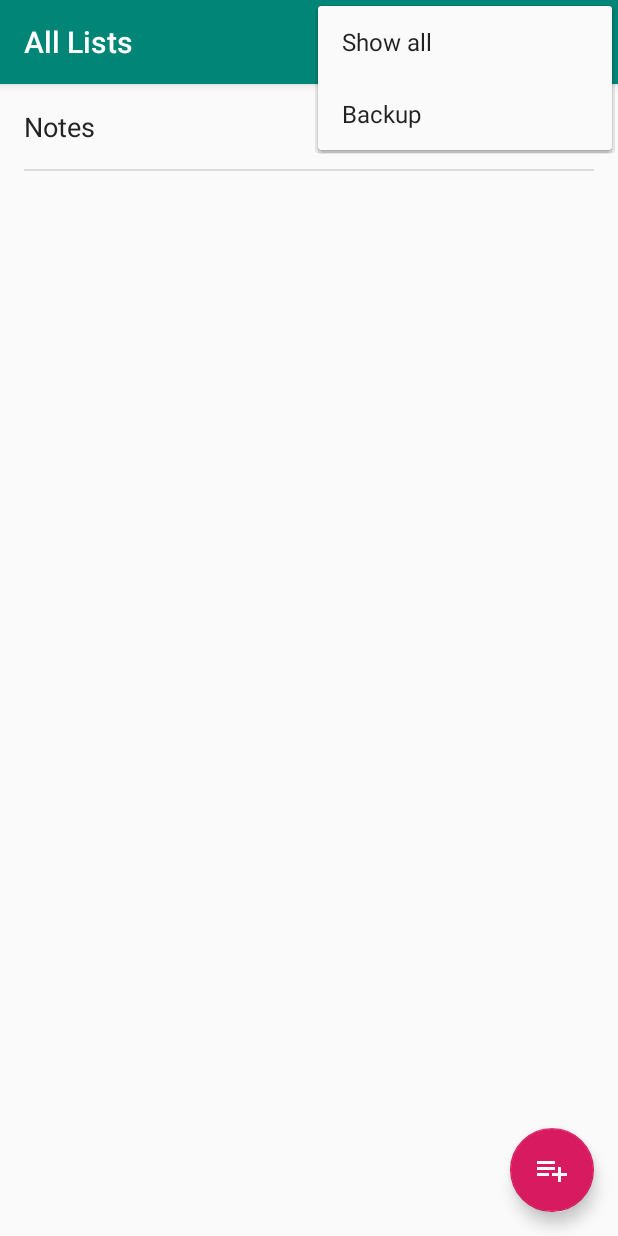
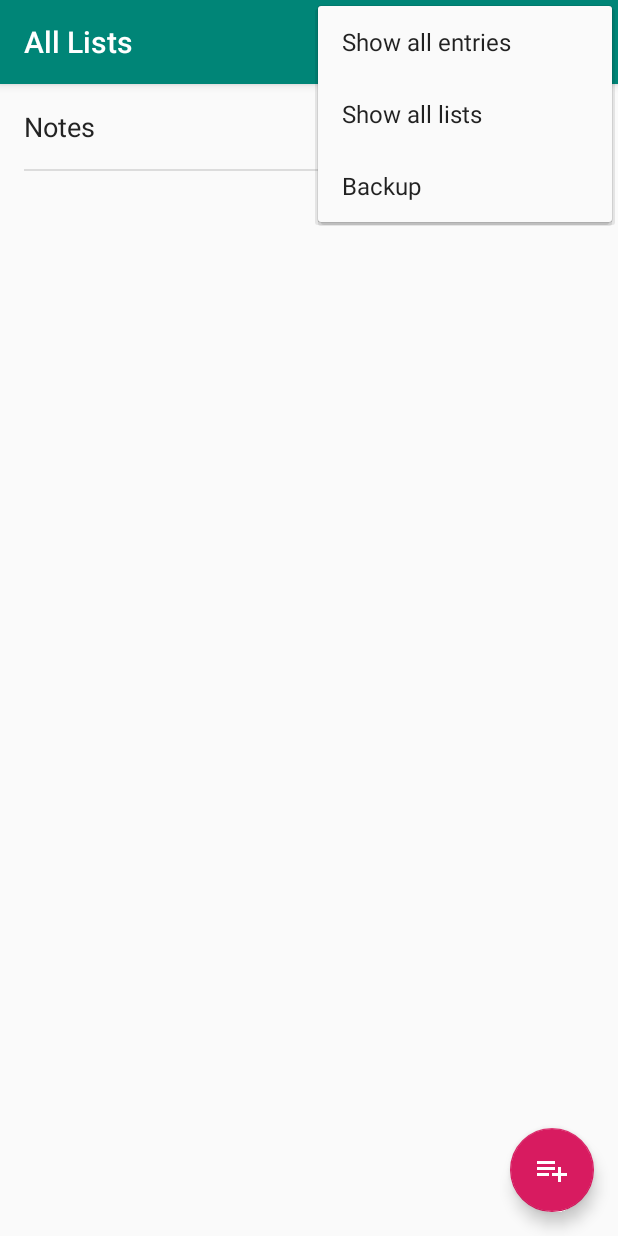
Before and after one commit to TobiWestside/Liste, an Android app: the screen it shows after launch (MainActivity), with the options menu open, on a phone screen of 412 x 824 dp. Run offline under Robolectric (Android 15) with nearby library versions, the phone set to English and light mode, and no system bars.

Commit message:
Add 'Show all lists' menu entry

```diff
--- a/app/src/main/res/menu/menu_main.xml
+++ b/app/src/main/res/menu/menu_main.xml
@@ -8,11 +8,11 @@
         android:orderInCategory="100"
         android:title="@string/action_show_all"
         app:showAsAction="never" />
-    <!--<item
-        android:id="@+id/action_manage_groups"
+    <item
+        android:id="@+id/action_show_all_lists"
         android:orderInCategory="110"
-        android:title="@string/action_settings"
-        app:showAsAction="never" />-->
+        android:title="@string/action_show_lists"
+        app:showAsAction="never" />
     <item
         android:id="@+id/action_backup"
         android:orderInCategory="120"
--- a/app/src/main/res/values/strings.xml
+++ b/app/src/main/res/values/strings.xml
@@ -1,6 +1,7 @@
 <resources>
     <string name="app_name">List</string>
-    <string name="action_show_all">Show all</string>
+    <string name="action_show_all">Show all entries</string>
+    <string name="action_show_lists">Show all lists</string>
     <string name="all_lists">All Lists</string>
     <string name="action_backup">Backup</string>
     <string name="default_list_name">Notes</string>
```
Also changed, not shown: app/src/main/java/liste/tobiasfraenzel/de/liste/MainActivity.java (+5 -2 lines), 1 other file.
